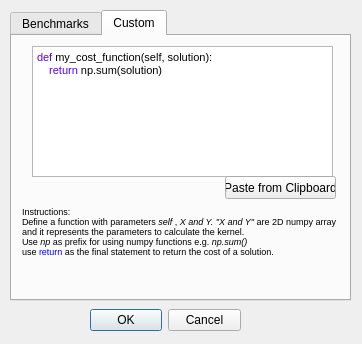
narg95/goldenberry, file source/Goldenberry/widgets/Learners/GbKernelBuilderWidget.ui: the form before one commit.
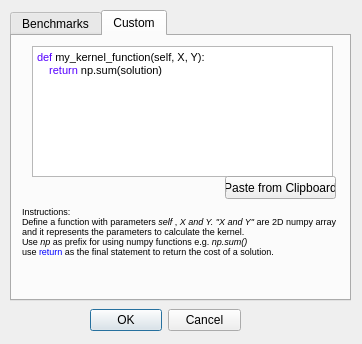
The form after the commit. The open tabs and pages were chosen to show the change.

Commit message: Perceptron widget with Kernel widget

```diff
--- a/source/Goldenberry/widgets/Learners/GbKernelBuilderWidget.ui
+++ b/source/Goldenberry/widgets/Learners/GbKernelBuilderWidget.ui
@@ -108,7 +108,7 @@
 &lt;html&gt;&lt;head&gt;&lt;meta name=&quot;qrichtext&quot; content=&quot;1&quot; /&gt;&lt;style type=&quot;text/css&quot;&gt;
 p, li { white-space: pre-wrap; }
 &lt;/style&gt;&lt;/head&gt;&lt;body style=&quot; font-family:'MS Shell Dlg 2'; font-size:8.25pt; font-weight:400; font-style:normal;&quot;&gt;
-&lt;p style=&quot; margin-top:0px; margin-bottom:0px; margin-left:0px; margin-right:0px; -qt-block-indent:0; text-indent:0px;&quot;&gt;&lt;span style=&quot; font-size:8pt; color:#5500ff;&quot;&gt;def&lt;/span&gt;&lt;span style=&quot; font-size:8pt;&quot;&gt; my_cost_function(self, solution):&lt;/span&gt;&lt;/p&gt;
+&lt;p style=&quot; margin-top:0px; margin-bottom:0px; margin-left:0px; margin-right:0px; -qt-block-indent:0; text-indent:0px;&quot;&gt;&lt;span style=&quot; font-size:8pt; color:#5500ff;&quot;&gt;def&lt;/span&gt;&lt;span style=&quot; font-size:8pt;&quot;&gt; my_kernel_function(self, X, Y):&lt;/span&gt;&lt;/p&gt;
 &lt;p style=&quot; margin-top:0px; margin-bottom:0px; margin-left:0px; margin-right:0px; -qt-block-indent:0; text-indent:0px;&quot;&gt;&lt;span style=&quot; font-size:8pt;&quot;&gt;    &lt;/span&gt;&lt;span style=&quot; font-size:8pt; color:#5500ff;&quot;&gt;return&lt;/span&gt;&lt;span style=&quot; font-size:8pt;&quot;&gt; np.sum(solution)&lt;/span&gt;&lt;/p&gt;&lt;/body&gt;&lt;/html&gt;</string>
      </property>
     </widget>
```
The commit also changes 12 other files.
